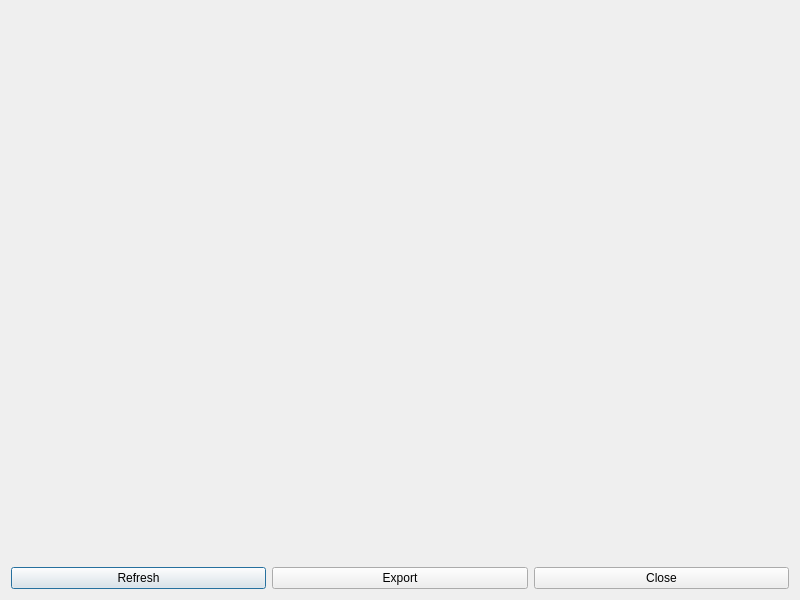
Old version of the form statistics.ui in the repository Azer-khadhraoui/ALDAWRY-FOOTBALL.
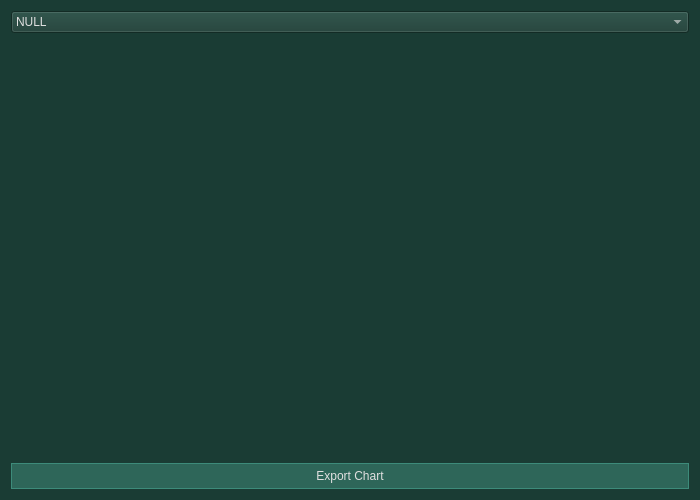
New version of the form. Custom widgets are drawn as their Qt base class.

```diff
--- a/statistics.ui
+++ b/statistics.ui
@@ -6,44 +6,68 @@
      <rect>
         <x>0</x>
         <y>0</y>
-        <width>800</width>
-        <height>600</height>
+    <width>700</width>
+    <height>500</height>
      </rect>
     </property>
     <property name="windowTitle">
      <string>Competition Statistics</string>
     </property>
+  <property name="styleSheet">
+   <string>background-color: #1A3C34; color: #E0E0E0;</string>
+  </property>
     <layout class="QVBoxLayout" name="verticalLayout">
      <item>
-        <widget class="QWidget" name="chartWidget" native="true"/>
+    <widget class="QComboBox" name="comboBox">
+     <item>
+      <property name="text">
+       <string>NULL</string>
+      </property>
      </item>
      <item>
-        <layout class="QHBoxLayout" name="horizontalLayout">
+      <property name="text">
+       <string>League</string>
+      </property>
+     </item>
          <item>
-            <widget class="QPushButton" name="refreshButton">
              <property name="text">
-                <string>Refresh</string>
-             </property>
-            </widget>
-         </item>
+       <string>Tournement</string>
+      </property>
+     </item>
+    </widget>
+   </item>
+   <item>
+    <widget class="QLabel" name="dateTimeLabel">
+     <property name="styleSheet">
+      <string>color: #E0E0E0; padding: 5px;</string>
+     </property>
+     <property name="alignment">
+      <set>Qt::AlignmentFlag::AlignRight|Qt::AlignmentFlag::AlignTop|Qt::AlignmentFlag::AlignTrailing</set>
+     </property>
+    </widget>
+   </item>
+   <item>
+    <widget class="QChartView" name="chartWidget" native="true"/>
+   </item>
          <item>
             <widget class="QPushButton" name="exportButton">
-             <property name="text">
-                <string>Export</string>
-             </property>
-            </widget>
-         </item>
-         <item>
-            <widget class="QPushButton" name="closeButton">
+     <property name="styleSheet">
+      <string>background-color: #2E6659; color: #E0E0E0; border: 1px solid #3D8B7A; padding: 5px;</string>
+     </property>
              <property name="text">
-                <string>Close</string>
+      <string>Export Chart</string>
              </property>
             </widget>
          </item>
         </layout>
-     </item>
-    </layout>
  </widget>
+ <customwidgets>
+  <customwidget>
+   <class>QChartView</class>
+   <extends>QWidget</extends>
+   <header>qchartview.h</header>
+  </customwidget>
+ </customwidgets>
  <resources/>
  <connections/>
 </ui>
```
Left out of the diff: 4 changed lines with no effect on the pictures. Lines whose indentation alone changed are shown as unchanged.
